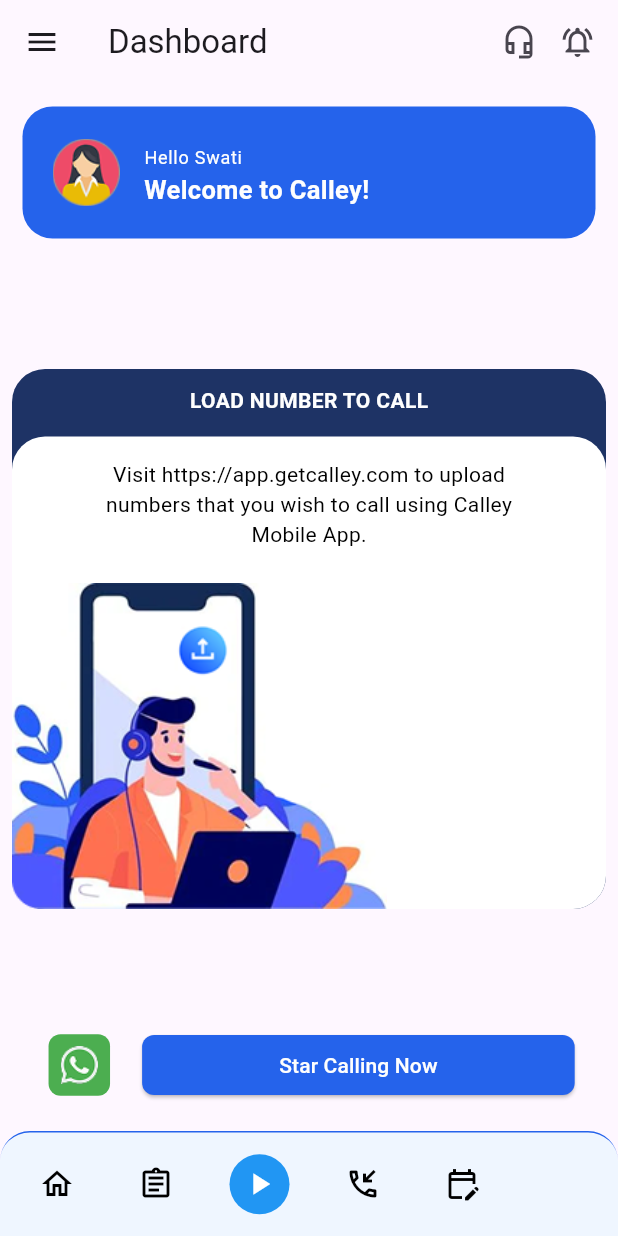
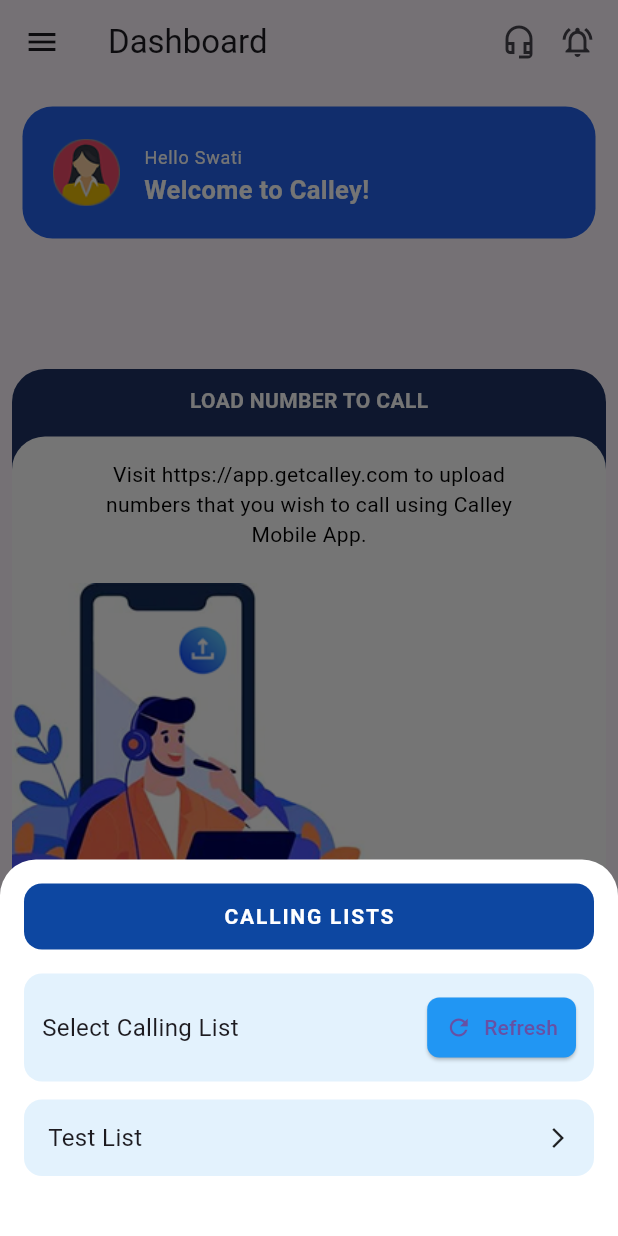
Before and after one commit to Mks30d/CalleyApp, a Flutter app: the DashboardScreen screen opened directly, after a tap on "Star Calling Now", on a phone screen of 412 x 824 dp. Run offline on Flutter 3.47's test engine with Material 3 defaults, Android fonts, the phone set to English and light mode, and no system bars.

Commit message:
fetchListDetails and showCallingListModal

```diff
--- a/lib/main.dart
+++ b/lib/main.dart
@@ -17,7 +17,7 @@ class MyApp extends StatelessWidget {
     return MaterialApp(
       title: 'Calley App',
       debugShowCheckedModeBanner: false,
-      home: SignupScreen(),
+      home: DashboardScreen(),
     );
   }
 }
--- a/lib/screens/dashboard_screen.dart
+++ b/lib/screens/dashboard_screen.dart
@@ -1,8 +1,13 @@
+import 'dart:convert';
+
+import 'package:calley_app/screens/graph_screen.dart';
 import 'package:calley_app/widgets/custom_bottom_navbar.dart';
 import 'package:calley_app/widgets/custom_drawer.dart';
 import 'package:calley_app/widgets/custom_ui.dart';
+import 'package:calley_app/widgets/show_calling_List_modal.dart';
 import 'package:flutter/material.dart';
 
+import '../services/api_service.dart';
 import '../utils/utils.dart';
 
 class DashboardScreen extends StatefulWidget {
@@ -105,7 +110,10 @@ class _DashboardScreenState extends State<DashboardScreen> {
 
           Spacer(),
 
-          customBottomNavBar(MediaQuery.of(context).size.width * .7),
+          // star calling now
+          customCallingNavBar(MediaQuery.of(context).size.width * .7, () {
+            showCallingListModal(context);
+          }),
         ],
       ),
     );
--- a/lib/screens/onboarding_screen.dart
+++ b/lib/screens/onboarding_screen.dart
@@ -10,8 +10,8 @@ class OnboardingScreen extends StatelessWidget {
   @override
   Widget build(BuildContext context) {
     return Scaffold(
-      bottomNavigationBar: customBottomNavBar(
-        MediaQuery.of(context).size.width * .7,
+      bottomNavigationBar: customCallingNavBar(
+        MediaQuery.of(context).size.width * .7, () {},
       ),
       body: Column(
         children: [
--- a/lib/widgets/custom_ui.dart
+++ b/lib/widgets/custom_ui.dart
@@ -33,7 +33,7 @@ Widget profileCard(String title, String subtitle) {
 
 ///////////////////////////////////////////////////////
 
-Widget customBottomNavBar(double width) {
+Widget customCallingNavBar(double width, Function() btnFunction) {
   return Padding(
     padding: const EdgeInsets.fromLTRB(11, 8, 11, 20),
     child: Row(
@@ -54,7 +54,7 @@ Widget customBottomNavBar(double width) {
         ),
         // CustomButton(name: "Star Calling Now"),
         ElevatedButton(
-          onPressed: () {},
+          onPressed: btnFunction,
           child: Text("Star Calling Now"),
           style: ElevatedButton.styleFrom(
             backgroundColor: primaryColor,
--- /dev/null
+++ b/lib/widgets/show_calling_List_modal.dart
@@ -0,0 +1,106 @@
+import 'package:calley_app/screens/graph_screen.dart';
+import 'package:flutter/material.dart';
+
+import '../services/api_service.dart';
+final apiService = ApiService();
+
+void showCallingListModal(BuildContext context) {
+  showModalBottomSheet(
+    context: context,
+    isScrollControlled: true,
+    backgroundColor: Colors.transparent,
+    shape: RoundedRectangleBorder(
+      borderRadius: BorderRadius.vertical(top: Radius.circular(24)),
+    ),
+    builder: (context) {
+      return Container(
+        padding: EdgeInsets.all(16),
+        decoration: BoxDecoration(
+          color: Colors.white,
+          borderRadius: BorderRadius.vertical(top: Radius.circular(24)),
+        ),
+        child: Column(
+          mainAxisSize: MainAxisSize.min,
+          children: [
+            // Header
+            Container(
+              width: double.infinity,
+              padding: EdgeInsets.symmetric(vertical: 12),
+              decoration: BoxDecoration(
+                color: Colors.blue.shade900,
+                borderRadius: BorderRadius.circular(12),
+              ),
+              child: Center(
+                child: Text(
+                  "CALLING LISTS",
+                  style: TextStyle(
+                    color: Colors.white,
+                    fontWeight: FontWeight.bold,
+                    letterSpacing: 1.2,
+                  ),
+                ),
+              ),
+            ),
+
+            SizedBox(height: 16),
+
+            // Select & Refresh row
+            Container(
+              padding: EdgeInsets.all(12),
+              decoration: BoxDecoration(
+                color: Colors.blue.shade50,
+                borderRadius: BorderRadius.circular(12),
+              ),
+              child: Row(
+                mainAxisAlignment: MainAxisAlignment.spaceBetween,
+                children: [
+                  Text("Select Calling List", style: TextStyle(fontSize: 16)),
+                  ElevatedButton.icon(
+                    onPressed: () {
+                      // Refresh logic here
+                    },
+                    style: ElevatedButton.styleFrom(
+                      backgroundColor: Colors.blue,
+                      padding: EdgeInsets.symmetric(
+                        horizontal: 12,
+                        vertical: 8,
+                      ),
+                      shape: RoundedRectangleBorder(
+                        borderRadius: BorderRadius.circular(8),
+                      ),
+                    ),
+                    icon: Icon(Icons.refresh, size: 18),
+                    label: Text("Refresh"),
+                  ),
+                ],
+              ),
+            ),
+
+            SizedBox(height: 12),
+
+            // Test List item
+            GestureDetector(
+              // onTap: btnFunction,
+              onTap: () => apiService.onFetchUserData(context),
+              child: Container(
+                padding: EdgeInsets.symmetric(horizontal: 16, vertical: 14),
+                decoration: BoxDecoration(
+                  color: Colors.blue.shade50,
+                  borderRadius: BorderRadius.circular(12),
+                ),
+                child: Row(
+                  mainAxisAlignment: MainAxisAlignment.spaceBetween,
+                  children: [
+                    Text("Test List", style: TextStyle(fontSize: 16)),
+                    Icon(Icons.arrow_forward_ios, size: 16),
+                  ],
+                ),
+              ),
+            ),
+            SizedBox(height: 24),
+          ],
+        ),
+      );
+    },
+  );
+}
```
Also changed, not shown: lib/screens/graph_screen.dart (+33 -0 lines), lib/services/api_service.dart (+41 -0 lines).
